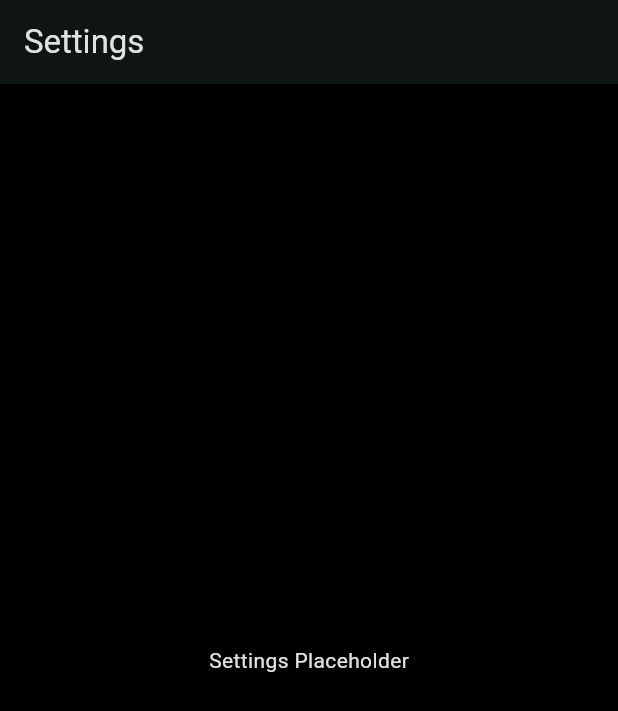
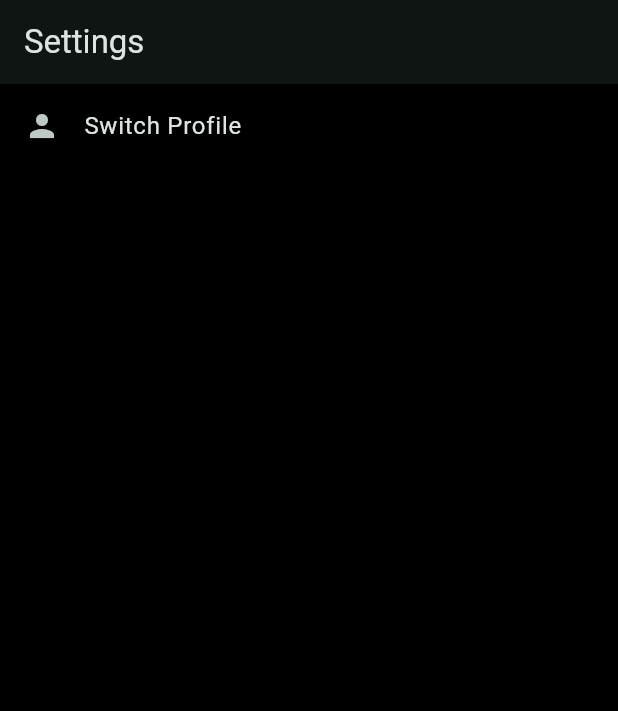
Before and after one commit to Soulcrypt/family-hub, a Flutter app: the SettingsScreen screen opened by its route, on a phone screen of 412 x 824 dp. Shown: the top 711 px of the screen. Run offline on Flutter 3.47's test engine with Material 3 defaults, Android fonts, the light colour scheme and no system bars; our stand-ins replace go_router.

Commit message:
Add profile switch screen

```diff
--- a/lib/core/services/navigation_router.dart
+++ b/lib/core/services/navigation_router.dart
@@ -7,6 +7,7 @@ import '../../modules/budgeting/budgeting_screen.dart';
 import '../../modules/chores/chores_screen.dart';
 import '../../modules/settings/settings_screen.dart';
 import '../../features/profiles/profiles_screen.dart';
+import '../../features/settings/profile_switch_screen.dart';
 
 final GoRouter appRouter = GoRouter(
   initialLocation: '/dashboard',
@@ -32,6 +33,10 @@ final GoRouter appRouter = GoRouter(
       builder: (context, state) => const SettingsScreen(),
     ),
     GoRoute(
+      path: '/switch-profile',
+      builder: (context, state) => const ProfileSwitchScreen(),
+    ),
+    GoRoute(
       path: '/profiles',
       builder: (context, state) => const ProfilesScreen(),
     ),
--- a/lib/modules/settings/settings_screen.dart
+++ b/lib/modules/settings/settings_screen.dart
@@ -1,4 +1,5 @@
 import 'package:flutter/material.dart';
+import 'package:go_router/go_router.dart';
 
 class SettingsScreen extends StatelessWidget {
   const SettingsScreen({super.key});
@@ -9,8 +10,14 @@ class SettingsScreen extends StatelessWidget {
       appBar: AppBar(
         title: const Text('Settings'),
       ),
-      body: const Center(
-        child: Text('Settings Placeholder'),
+      body: ListView(
+        children: [
+          ListTile(
+            leading: const Icon(Icons.person),
+            title: const Text('Switch Profile'),
+            onTap: () => context.go('/switch-profile'),
+          ),
+        ],
       ),
     );
   }
```
Also changed, not shown: lib/features/settings/profile_switch_screen.dart (added, +56 -0 lines).
